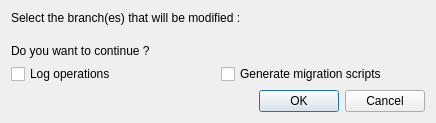
Qt form gitbuster/confirm_dialog.ui (mike-perdide/gitbuster) before a commit.
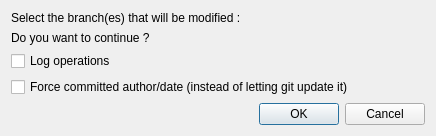
The same form after that commit.

Commit message:
Fixing issue 36: committed date/author/email were forced.
Now the user has the choice to force these fields or to let git update
it.

```diff
--- a/gitbuster/confirm_dialog.ui
+++ b/gitbuster/confirm_dialog.ui
@@ -30,10 +30,10 @@
        </property>
       </widget>
      </item>
-     <item row="0" column="1">
-      <widget class="QCheckBox" name="scriptCheckBox">
+     <item row="1" column="0">
+      <widget class="QCheckBox" name="forceCheckBox">
        <property name="text">
-        <string>Generate migration scripts</string>
+        <string>Force committed author/date (instead of letting git update it)</string>
        </property>
       </widget>
      </item>
```
The commit also changes 4 other files.
